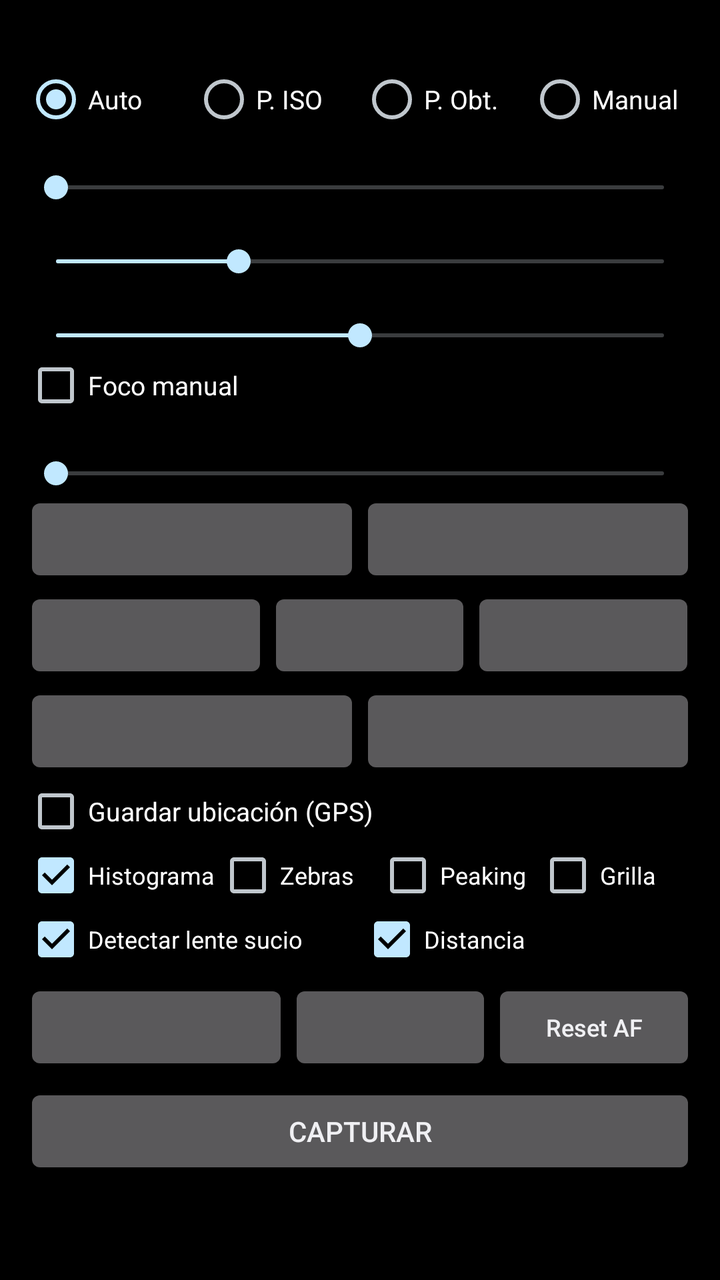
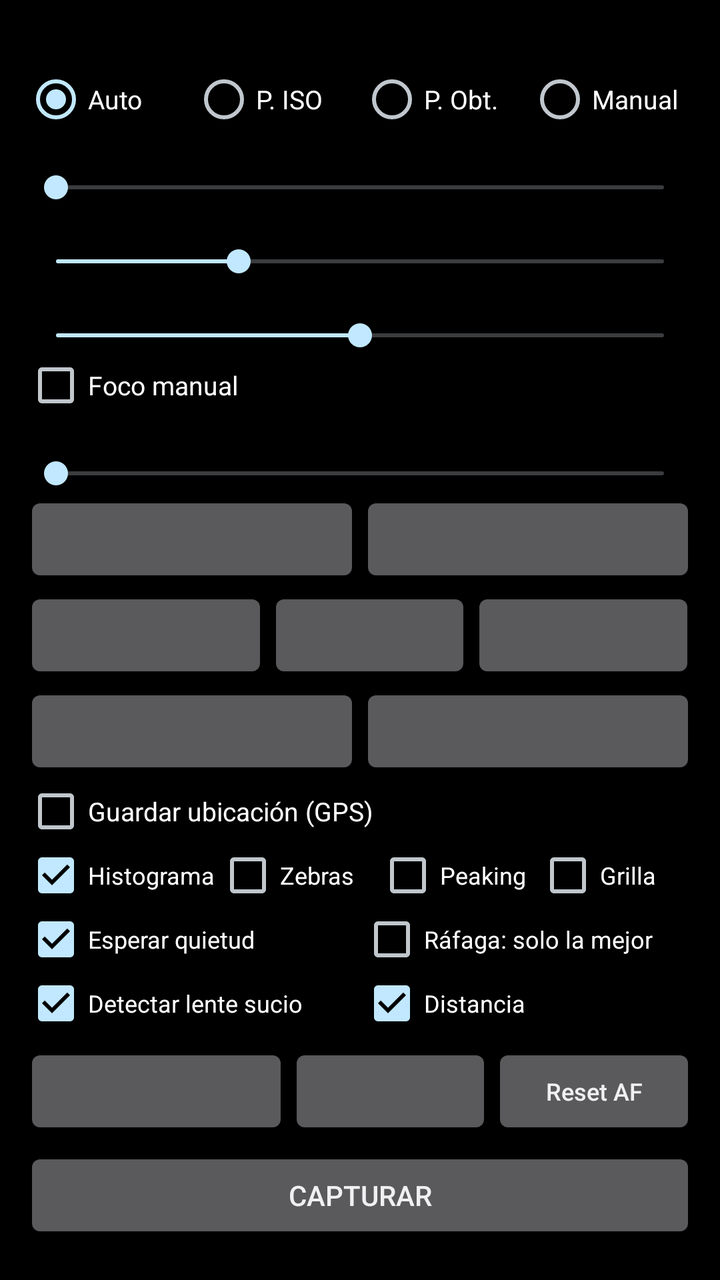

Compare the two renders of this Android layout. The source of the first and the diff that turns it into the second are given below.
<!-- AndroidManifest.xml: application theme android:Theme.DeviceDefault.NoActionBar -->
<!-- res/layout/activity_main.xml -->
<?xml version="1.0" encoding="utf-8"?>
<LinearLayout xmlns:android="http://schemas.android.com/apk/res/android"
    android:layout_width="match_parent"
    android:layout_height="match_parent"
    android:background="#000000"
    android:orientation="vertical">

    <FrameLayout
        android:id="@+id/previewFrame"
        android:layout_width="match_parent"
        android:layout_height="0dp">

        <TextureView
            android:id="@+id/preview"
            android:layout_width="match_parent"
            android:layout_height="match_parent" />

        <dev.campa.rawcam.OverlayView
            android:id="@+id/overlay"
            android:layout_width="match_parent"
            android:layout_height="match_parent" />

        <View
            android:id="@+id/focusRing"
            android:layout_width="64dp"
            android:layout_height="64dp"
            android:layout_gravity="top|start"
            android:background="@drawable/focus_ring"
            android:visibility="gone" />

        <TextView
            android:id="@+id/lockBadge"
            android:layout_width="wrap_content"
            android:layout_height="wrap_content"
            android:layout_gravity="top|start"
            android:layout_margin="8dp"
            android:background="#FFD54F"
            android:paddingHorizontal="6dp"
            android:paddingVertical="2dp"
            android:text="AE/AF LOCK"
            android:textColor="#000000"
            android:textSize="12sp"
            android:visibility="gone" />

        <TextView
            android:id="@+id/distanceBadge"
            android:layout_width="wrap_content"
            android:layout_height="wrap_content"
            android:layout_gravity="top|end"
            android:layout_margin="8dp"
            android:background="#99000000"
            android:gravity="end"
            android:paddingHorizontal="6dp"
            android:paddingVertical="3dp"
            android:textColor="#FFFFFF"
            android:textSize="12sp"
            android:visibility="gone" />

        <TextView
            android:id="@+id/lensWarning"
            android:layout_width="wrap_content"
            android:layout_height="wrap_content"
            android:layout_gravity="top|center_horizontal"
            android:layout_marginTop="40dp"
            android:background="#E6D32F2F"
            android:paddingHorizontal="10dp"
            android:paddingVertical="6dp"
            android:textColor="#FFFFFF"
            android:textSize="13sp"
            android:visibility="gone" />

        <TextView
            android:id="@+id/lensDebug"
            android:layout_width="wrap_content"
            android:layout_height="wrap_content"
            android:layout_gravity="bottom|end"
            android:layout_margin="8dp"
            android:background="#66000000"
            android:paddingHorizontal="4dp"
            android:textColor="#CCFFFFFF"
            android:textSize="10sp"
            android:visibility="gone" />

        <TextView
            android:id="@+id/countdownText"
            android:layout_width="wrap_content"
            android:layout_height="wrap_content"
            android:layout_gravity="center"
            android:shadowColor="#000000"
            android:shadowRadius="8"
            android:textColor="#FFFFFF"
            android:textSize="96sp"
            android:visibility="gone" />
    </FrameLayout>

    <ScrollView
        android:layout_width="match_parent"
        android:layout_height="0dp"
        android:layout_weight="1">

        <LinearLayout
            android:layout_width="match_parent"
            android:layout_height="wrap_content"
            android:orientation="vertical"
            android:padding="12dp">

            <TextView
                android:id="@+id/info"
                android:layout_width="wrap_content"
                android:layout_height="wrap_content"
                android:textColor="#FFFFFF"
                android:textSize="13sp" />

            <RadioGroup
                android:id="@+id/modeGroup"
                android:layout_width="match_parent"
                android:layout_height="wrap_content"
                android:layout_marginTop="4dp"
                android:checkedButton="@+id/modeAuto"
                android:orientation="horizontal">

                <RadioButton
                    android:id="@+id/modeAuto"
                    android:layout_width="0dp"
                    android:layout_height="wrap_content"
                    android:layout_weight="1"
                    android:text="Auto"
                    android:textColor="#FFFFFF"
                    android:textSize="13sp" />

                <RadioButton
                    android:id="@+id/modeIso"
                    android:layout_width="0dp"
                    android:layout_height="wrap_content"
                    android:layout_weight="1"
                    android:text="P. ISO"
                    android:textColor="#FFFFFF"
                    android:textSize="13sp" />

                <RadioButton
                    android:id="@+id/modeShutter"
                    android:layout_width="0dp"
                    android:layout_height="wrap_content"
                    android:layout_weight="1"
                    android:text="P. Obt."
                    android:textColor="#FFFFFF"
                    android:textSize="13sp" />

                <RadioButton
                    android:id="@+id/modeManual"
                    android:layout_width="0dp"
                    android:layout_height="wrap_content"
                    android:layout_weight="1"
                    android:text="Manual"
                    android:textColor="#FFFFFF"
                    android:textSize="13sp" />
            </RadioGroup>

            <TextView
                android:id="@+id/evLabel"
                android:layout_width="wrap_content"
                android:layout_height="wrap_content"
                android:textColor="#AAAAAA" />

            <SeekBar
                android:id="@+id/evBar"
                android:layout_width="match_parent"
                android:layout_height="wrap_content" />

            <TextView
                android:id="@+id/isoLabel"
                android:layout_width="wrap_content"
                android:layout_height="wrap_content"
                android:textColor="#AAAAAA" />

            <SeekBar
                android:id="@+id/isoBar"
                android:layout_width="match_parent"
                android:layout_height="wrap_content"
                android:max="1000"
                android:progress="300" />

            <TextView
                android:id="@+id/expLabel"
                android:layout_width="wrap_content"
                android:layout_height="wrap_content"
                android:textColor="#AAAAAA" />

            <SeekBar
                android:id="@+id/expBar"
                android:layout_width="match_parent"
                android:layout_height="wrap_content"
                android:max="1000"
                android:progress="500" />

            <CheckBox
                android:id="@+id/focusToggle"
                android:layout_width="wrap_content"
                android:layout_height="wrap_content"
                android:text="Foco manual"
                android:textColor="#FFFFFF"
                android:textSize="13sp" />

            <TextView
                android:id="@+id/focusLabel"
                android:layout_width="wrap_content"
                android:layout_height="wrap_content"
                android:textColor="#AAAAAA" />

            <SeekBar
                android:id="@+id/focusBar"
                android:layout_width="match_parent"
                android:layout_height="wrap_content"
                android:enabled="false"
                android:max="1000"
                android:progress="0" />

            <LinearLayout
                android:layout_width="match_parent"
                android:layout_height="wrap_content"
                android:orientation="horizontal">

                <Button
                    android:id="@+id/wbBtn"
                    android:layout_width="0dp"
                    android:layout_height="wrap_content"
                    android:layout_weight="1"
                    android:textAllCaps="false"
                    android:textSize="12sp" />

                <Button
                    android:id="@+id/lensBtn"
                    android:layout_width="0dp"
                    android:layout_height="wrap_content"
                    android:layout_weight="1"
                    android:textAllCaps="false"
                    android:textSize="12sp" />
            </LinearLayout>

            <LinearLayout
                android:layout_width="match_parent"
                android:layout_height="wrap_content"
                android:orientation="horizontal">

                <Button
                    android:id="@+id/formatBtn"
                    android:layout_width="0dp"
                    android:layout_height="wrap_content"
                    android:layout_weight="1.2"
                    android:textAllCaps="false"
                    android:textSize="12sp" />

                <Button
                    android:id="@+id/qualityBtn"
                    android:layout_width="0dp"
                    android:layout_height="wrap_content"
                    android:layout_weight="1"
                    android:textAllCaps="false"
                    android:textSize="12sp" />

                <Button
                    android:id="@+id/processBtn"
                    android:layout_width="0dp"
                    android:layout_height="wrap_content"
                    android:layout_weight="1.1"
                    android:textAllCaps="false"
                    android:textSize="12sp" />
            </LinearLayout>

            <LinearLayout
                android:layout_width="match_parent"
                android:layout_height="wrap_content"
                android:orientation="horizontal">

                <Button
                    android:id="@+id/intervalBtn"
                    android:layout_width="0dp"
                    android:layout_height="wrap_content"
                    android:layout_weight="1"
                    android:textAllCaps="false"
                    android:textSize="12sp" />

                <Button
                    android:id="@+id/shotsBtn"
                    android:layout_width="0dp"
                    android:layout_height="wrap_content"
                    android:layout_weight="1"
                    android:textAllCaps="false"
                    android:textSize="12sp" />
            </LinearLayout>

            <CheckBox
                android:id="@+id/locationToggle"
                android:layout_width="wrap_content"
                android:layout_height="wrap_content"
                android:text="Guardar ubicación (GPS)"
                android:textColor="#FFFFFF"
                android:textSize="13sp" />

            <TextView
                android:id="@+id/kelvinLabel"
                android:layout_width="wrap_content"
                android:layout_height="wrap_content"
                android:textColor="#AAAAAA"
                android:visibility="gone" />

            <SeekBar
                android:id="@+id/kelvinBar"
                android:layout_width="match_parent"
                android:layout_height="wrap_content"
                android:max="80"
                android:progress="35"
                android:visibility="gone" />

            <LinearLayout
                android:layout_width="match_parent"
                android:layout_height="wrap_content"
                android:orientation="horizontal">

                <CheckBox
                    android:id="@+id/histToggle"
                    android:layout_width="0dp"
                    android:layout_height="wrap_content"
                    android:layout_weight="1.2"
                    android:checked="true"
                    android:text="Histograma"
                    android:textColor="#FFFFFF"
                    android:textSize="12sp" />

                <CheckBox
                    android:id="@+id/zebraToggle"
                    android:layout_width="0dp"
                    android:layout_height="wrap_content"
                    android:layout_weight="1"
                    android:text="Zebras"
                    android:textColor="#FFFFFF"
                    android:textSize="12sp" />

                <CheckBox
                    android:id="@+id/peakToggle"
                    android:layout_width="0dp"
                    android:layout_height="wrap_content"
                    android:layout_weight="1"
                    android:text="Peaking"
                    android:textColor="#FFFFFF"
                    android:textSize="12sp" />

                <CheckBox
                    android:id="@+id/gridToggle"
                    android:layout_width="0dp"
                    android:layout_height="wrap_content"
                    android:layout_weight="1"
                    android:text="Grilla"
                    android:textColor="#FFFFFF"
                    android:textSize="12sp" />
            </LinearLayout>

            <LinearLayout
                android:layout_width="match_parent"
                android:layout_height="wrap_content"
                android:orientation="horizontal">

                <CheckBox
                    android:id="@+id/lensToggle"
                    android:layout_width="0dp"
                    android:layout_height="wrap_content"
                    android:layout_weight="1"
                    android:checked="true"
                    android:text="Detectar lente sucio"
                    android:textColor="#FFFFFF"
                    android:textSize="12sp" />

                <CheckBox
                    android:id="@+id/distanceToggle"
                    android:layout_width="0dp"
                    android:layout_height="wrap_content"
                    android:layout_weight="1"
                    android:checked="true"
                    android:text="Distancia"
                    android:textColor="#FFFFFF"
                    android:textSize="12sp" />
            </LinearLayout>

            <LinearLayout
                android:layout_width="match_parent"
                android:layout_height="wrap_content"
                android:layout_marginTop="4dp"
                android:orientation="horizontal">

                <Button
                    android:id="@+id/driveBtn"
                    android:layout_width="0dp"
                    android:layout_height="wrap_content"
                    android:layout_weight="1.3"
                    android:textAllCaps="false"
                    android:textSize="12sp" />

                <Button
                    android:id="@+id/timerBtn"
                    android:layout_width="0dp"
                    android:layout_height="wrap_content"
                    android:layout_weight="1"
                    android:textAllCaps="false"
                    android:textSize="12sp" />

                <Button
                    android:id="@+id/resetBtn"
                    android:layout_width="0dp"
                    android:layout_height="wrap_content"
                    android:layout_weight="1"
                    android:text="Reset AF"
                    android:textAllCaps="false"
                    android:textSize="12sp" />
            </LinearLayout>

            <Button
                android:id="@+id/shutter"
                android:layout_width="match_parent"
                android:layout_height="wrap_content"
                android:layout_marginTop="4dp"
                android:text="Capturar" />
        </LinearLayout>
    </ScrollView>
</LinearLayout>
<!-- resources referenced by this layout -->
<resources>
  <!-- drawable focus_ring (drawable) -->
  <?xml version="1.0" encoding="utf-8"?>
  <shape xmlns:android="http://schemas.android.com/apk/res/android"
      android:shape="rectangle">
      <stroke
          android:width="2dp"
          android:color="#FFD54F" />
      <corners android:radius="6dp" />
  </shape>
</resources>

<!-- the commit's change to res/layout/activity_main.xml (unified diff, before → after) -->
@@ -361,6 +361,31 @@
                 android:orientation="horizontal">
 
                 <CheckBox
+                    android:id="@+id/steadyToggle"
+                    android:layout_width="0dp"
+                    android:layout_height="wrap_content"
+                    android:layout_weight="1"
+                    android:checked="true"
+                    android:text="Esperar quietud"
+                    android:textColor="#FFFFFF"
+                    android:textSize="12sp" />
+
+                <CheckBox
+                    android:id="@+id/bestToggle"
+                    android:layout_width="0dp"
+                    android:layout_height="wrap_content"
+                    android:layout_weight="1"
+                    android:text="Ráfaga: solo la mejor"
+                    android:textColor="#FFFFFF"
+                    android:textSize="12sp" />
+            </LinearLayout>
+
+            <LinearLayout
+                android:layout_width="match_parent"
+                android:layout_height="wrap_content"
+                android:orientation="horizontal">
+
+                <CheckBox
                     android:id="@+id/lensToggle"
                     android:layout_width="0dp"
                     android:layout_height="wrap_content"
